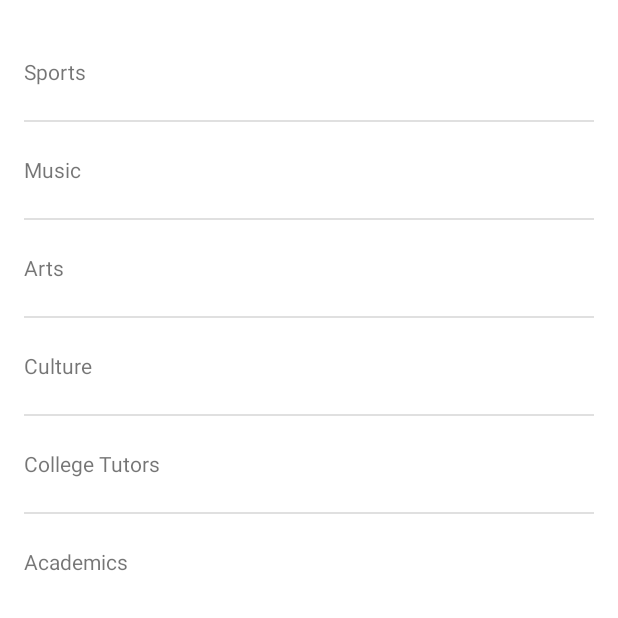
After one commit to rajatvijay/Android, an Android app: the NavigationDrawerActivity screen opened directly, with no data from a screen before it, on a phone screen of 412 x 824 dp, the top half of it. The commit adds this screen. Run offline under Robolectric (Android 15) with nearby library versions, the phone set to English and light mode, and no system bars.

Commit message:
Added a Navigation Drawer with nav list and category list

```diff
--- a/app/src/main/AndroidManifest.xml
+++ b/app/src/main/AndroidManifest.xml
@@ -12,9 +12,9 @@
             android:name=".ui.MainActivity"
             android:label="@string/app_name"
             android:theme="@style/AppTheme.NoActionBar"
-            android:windowSoftInputMode="stateVisible|adjustPan">
-        </activity>
-        <activity android:name=".ui.SplashScreenActivity"
+            android:windowSoftInputMode="stateVisible|adjustPan"></activity>
+        <activity
+            android:name=".ui.SplashScreenActivity"
             android:theme="@style/AppTheme.NoActionBar">
             <intent-filter>
                 <action android:name="android.intent.action.MAIN" />
@@ -22,6 +22,10 @@
                 <category android:name="android.intent.category.LAUNCHER" />
             </intent-filter>
         </activity>
+        <activity
+            android:name=".ui.NavigationDrawerActivity"
+            android:label="@string/title_activity_navigation_drawer"
+            android:theme="@style/AppTheme.NoActionBar"></activity>
     </application>
 
 </manifest>
--- /dev/null
+++ b/app/src/main/java/www/rajat/gnosis/com/gnosis/ui/NavigationDrawerActivity.java
@@ -0,0 +1,55 @@
+package www.rajat.gnosis.com.gnosis.ui;
+
+import android.os.Bundle;
+import android.support.v7.app.AppCompatActivity;
+import android.widget.ArrayAdapter;
+import android.widget.ListView;
+
+import www.rajat.gnosis.com.gnosis.R;
+
+public class NavigationDrawerActivity extends AppCompatActivity {
+
+    private ListView categoryList;
+    private ListView navList;
+
+    @Override
+    protected void onCreate(Bundle savedInstanceState) {
+        super.onCreate(savedInstanceState);
+        setContentView(R.layout.activity_navigation_drawer);
+        /*Toolbar toolbar = (Toolbar) findViewById(R.id.toolbar);
+        setSupportActionBar(toolbar);
+
+        FloatingActionButton fab = (FloatingActionButton) findViewById(R.id.fab);
+        fab.setOnClickListener(new View.OnClickListener() {
+            @Override
+            public void onClick(View view) {
+                Snackbar.make(view, "Replace with your own action", Snackbar.LENGTH_LONG)
+                        .setAction("Action", null).show();
+            }
+        });*/
+
+        String[] categories = {
+                "Sports",
+                "Music",
+                "Arts",
+                "Culture",
+                "College Tutors",
+                "Academics"
+        };
+
+        String[] navItems = {
+                "Profile",
+                "Contact Us",
+                "About Us"
+        };
+
+        categoryList = (ListView) findViewById(R.id.category_list);
+        ArrayAdapter<String> mCategoryAdapter = new ArrayAdapter<String>(this, R.layout.category_item, R.id.category_item_textview, categories);
+        categoryList.setAdapter(mCategoryAdapter);
+
+        navList = (ListView) findViewById(R.id.navList);
+        ArrayAdapter<String> mNavAdapter = new ArrayAdapter<String>(this, R.layout.nav_item, R.id.nav_item_textview, navItems);
+        navList.setAdapter(mNavAdapter);
+
+    }
+}
--- /dev/null
+++ b/app/src/main/res/layout/activity_navigation_drawer.xml
@@ -0,0 +1,34 @@
+<?xml version="1.0" encoding="utf-8"?>
+<android.support.design.widget.CoordinatorLayout xmlns:android="http://schemas.android.com/apk/res/android"
+    xmlns:app="http://schemas.android.com/apk/res-auto"
+    xmlns:tools="http://schemas.android.com/tools"
+    android:layout_width="match_parent"
+    android:layout_height="match_parent"
+    android:fitsSystemWindows="true"
+    tools:context="www.rajat.gnosis.com.gnosis.ui.NavigationDrawerActivity">
+
+    <!--<android.support.design.widget.AppBarLayout
+        android:layout_width="match_parent"
+        android:layout_height="wrap_content"
+        android:theme="@style/AppTheme.AppBarOverlay">
+
+        <android.support.v7.widget.Toolbar
+            android:id="@+id/toolbar"
+            android:layout_width="match_parent"
+            android:layout_height="?attr/actionBarSize"
+            android:background="?attr/colorPrimary"
+            app:popupTheme="@style/AppTheme.PopupOverlay" />
+
+    </android.support.design.widget.AppBarLayout>-->
+
+    <include layout="@layout/content_navigation_drawer" />
+
+    <!--<android.support.design.widget.FloatingActionButton
+        android:id="@+id/fab"
+        android:layout_width="wrap_content"
+        android:layout_height="wrap_content"
+        android:layout_gravity="bottom|end"
+        android:layout_margin="@dimen/fab_margin"
+        android:src="@android:drawable/ic_dialog_email" />-->
+
+</android.support.design.widget.CoordinatorLayout>
--- /dev/null
+++ b/app/src/main/res/layout/category_item.xml
@@ -0,0 +1,9 @@
+<?xml version="1.0" encoding="utf-8"?>
+
+<TextView
+    xmlns:android="http://schemas.android.com/apk/res/android"
+    android:layout_width="match_parent"
+    android:layout_height="wrap_content"
+    android:minHeight="?android:attr/listPreferredItemHeight"
+    android:gravity="center_vertical"
+    android:id="@+id/category_item_textview" />
--- /dev/null
+++ b/app/src/main/res/layout/content_navigation_drawer.xml
@@ -0,0 +1,40 @@
+<android.support.v4.widget.DrawerLayout
+    xmlns:android="http://schemas.android.com/apk/res/android"
+    xmlns:tools="http://schemas.android.com/tools"
+    android:id="@+id/drawer_layout"
+    android:layout_width="match_parent"
+    android:layout_height="match_parent">
+
+
+    <!-- The first child in the layout is for the main Activity UI-->
+    <FrameLayout
+        android:layout_width="match_parent"
+        android:layout_height="match_parent"
+        android:paddingLeft="@dimen/activity_horizontal_margin"
+        android:paddingRight="@dimen/activity_horizontal_margin"
+        android:paddingTop="@dimen/activity_vertical_margin"
+        android:paddingBottom="@dimen/activity_vertical_margin"
+        tools:context="www.rajat.gnosis.com.gnosis.ui.NavigationDrawerActivity"
+        android:background="#ffffffff">
+
+
+        <ListView
+            android:id="@+id/category_list"
+            android:layout_width="match_parent"
+            android:layout_height="wrap_content">
+        </ListView>
+
+
+    </FrameLayout>
+
+
+    <!-- Side navigation drawer UI -->
+    <ListView
+        android:id="@+id/navList"
+        android:layout_width="200dp"
+        android:layout_height="match_parent"
+        android:layout_gravity="left|start"
+        android:background="#ffeeeeee"/>
+
+
+</android.support.v4.widget.DrawerLayout>
--- /dev/null
+++ b/app/src/main/res/layout/nav_item.xml
@@ -0,0 +1,9 @@
+<?xml version="1.0" encoding="utf-8"?>
+
+<TextView
+    xmlns:android="http://schemas.android.com/apk/res/android"
+    android:layout_width="match_parent"
+    android:layout_height="wrap_content"
+    android:minHeight="?android:attr/listPreferredItemHeight"
+    android:gravity="center_vertical"
+    android:id="@+id/nav_item_textview" />
--- a/app/src/main/res/values/strings.xml
+++ b/app/src/main/res/values/strings.xml
@@ -11,4 +11,5 @@
 
     <string name="button_login">Login</string>
     <string name="button_sign_up">Sign Up</string>
+    <string name="title_activity_navigation_drawer">NavigationDrawerActivity</string>
 </resources>
--- a/app/src/main/res/values/styles.xml
+++ b/app/src/main/res/values/styles.xml
@@ -17,6 +17,8 @@
 
     <style name="AppTheme.PopupOverlay" parent="ThemeOverlay.AppCompat.Light" />
 
-    <style name="Toolbar" parent="Widget.AppCompat.Light.ActionBar"/>
+    <style name="Toolbar" parent="Widget.AppCompat.Light.ActionBar" />
+
+    <style name="AppTheme.Dark.Dialog" parent="Theme.AppCompat.Dialog" />
 
 </resources>
```
